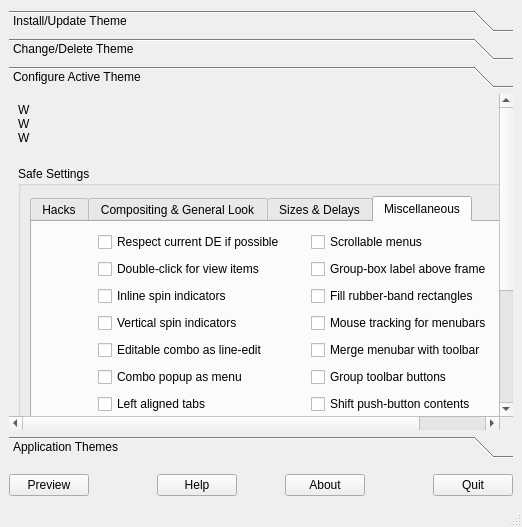
The window that Kvantum/kvantummanager/kvantummanager.ui (tsujan/Kvantum) describes before a commit, drawn with Qt 5.
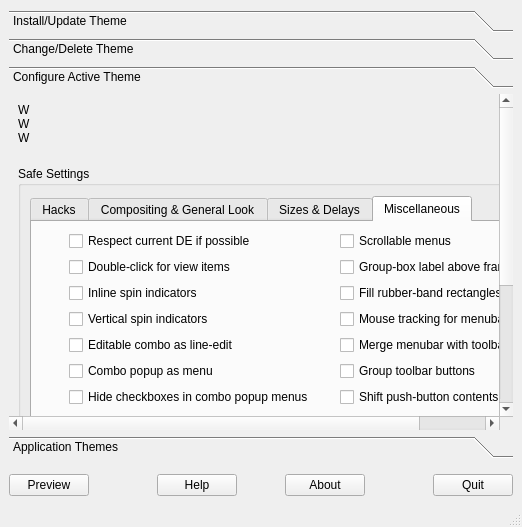
The same window after the commit. The open tabs and pages were chosen to show the change. Icons and pictures are not drawn. Custom widgets are drawn as their Qt base class.

Commit message: Add option to hide combo popup menu checkboxes. Issue #128

Patch:
```diff
--- a/Kvantum/kvantummanager/kvantummanager.ui
+++ b/Kvantum/kvantummanager/kvantummanager.ui
@@ -1615,6 +1615,18 @@
                 </widget>
                </item>
                <item row="6" column="1">
+                <widget class="QCheckBox" name="checkBoxHideComboCheckboxes">
+                 <property name="toolTip">
+                  <string>When drawing combo popups as menus, there will be a checkbox next to each entry.
+
+This option will hide these.</string>
+                 </property>
+                 <property name="text">
+                  <string>Hide checkboxes in combo popup menus</string>
+                 </property>
+                </widget>
+               </item>
+               <item row="7" column="1">
                 <widget class="QCheckBox" name="checkBoxleftTab">
                  <property name="toolTip">
                   <string>In Kvantum, tabs are centered by default.</string>
@@ -1624,7 +1636,7 @@
                  </property>
                 </widget>
                </item>
-               <item row="7" column="1">
+               <item row="8" column="1">
                 <widget class="QCheckBox" name="checkBoxJoinTab">
                  <property name="toolTip">
                   <string>Inactive tabs are joined together by default,
```
The commit also changes 6 other files.
